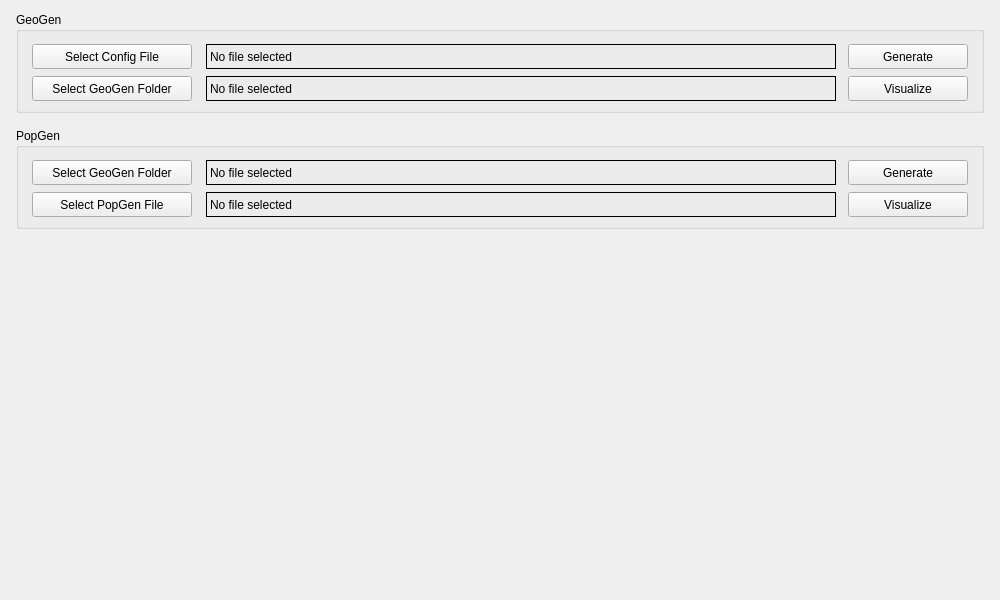
This is PeryiteUI/mainwindow.ui in svissers/peryite as Qt 5 draws it before an edit. The edited form follows.
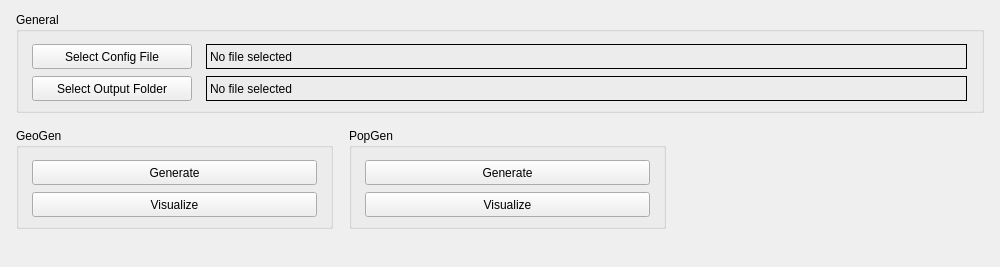
This is the edited form.

Commit message: Refactoring and cleanup for new input/output format

What changed in the file:
```diff
--- a/PeryiteUI/mainwindow.ui
+++ b/PeryiteUI/mainwindow.ui
@@ -7,7 +7,7 @@
     <x>0</x>
     <y>0</y>
     <width>1000</width>
-    <height>600</height>
+    <height>267</height>
    </rect>
   </property>
   <property name="windowTitle">
@@ -24,8 +24,8 @@
     <property name="geometry">
      <rect>
       <x>16</x>
-      <y>12</y>
-      <width>968</width>
+      <y>128</y>
+      <width>317</width>
       <height>101</height>
      </rect>
     </property>
@@ -38,76 +38,12 @@
     <property name="checkable">
      <bool>false</bool>
     </property>
-    <widget class="QLabel" name="Geo_geoGenFileLabel">
-     <property name="geometry">
-      <rect>
-       <x>190</x>
-       <y>64</y>
-       <width>630</width>
-       <height>25</height>
-      </rect>
-     </property>
-     <property name="frameShape">
-      <enum>QFrame::Box</enum>
-     </property>
-     <property name="frameShadow">
-      <enum>QFrame::Plain</enum>
-     </property>
-     <property name="text">
-      <string>No file selected</string>
-     </property>
-    </widget>
-    <widget class="QPushButton" name="Geo_geoGenFileSelect">
-     <property name="geometry">
-      <rect>
-       <x>16</x>
-       <y>64</y>
-       <width>160</width>
-       <height>25</height>
-      </rect>
-     </property>
-     <property name="text">
-      <string>Select GeoGen Folder</string>
-     </property>
-    </widget>
-    <widget class="QPushButton" name="Geo_configFileSelect">
-     <property name="geometry">
-      <rect>
-       <x>16</x>
-       <y>32</y>
-       <width>160</width>
-       <height>25</height>
-      </rect>
-     </property>
-     <property name="text">
-      <string>Select Config File</string>
-     </property>
-    </widget>
-    <widget class="QLabel" name="Geo_configFileLabel">
-     <property name="geometry">
-      <rect>
-       <x>190</x>
-       <y>32</y>
-       <width>630</width>
-       <height>25</height>
-      </rect>
-     </property>
-     <property name="frameShape">
-      <enum>QFrame::Box</enum>
-     </property>
-     <property name="frameShadow">
-      <enum>QFrame::Plain</enum>
-     </property>
-     <property name="text">
-      <string>No file selected</string>
-     </property>
-    </widget>
     <widget class="QPushButton" name="Geo_generateGeoGen">
      <property name="geometry">
       <rect>
-       <x>832</x>
+       <x>16</x>
        <y>32</y>
-       <width>120</width>
+       <width>285</width>
        <height>25</height>
       </rect>
      </property>
@@ -118,9 +54,9 @@
     <widget class="QPushButton" name="Geo_visualizeGeoGen">
      <property name="geometry">
       <rect>
-       <x>832</x>
+       <x>16</x>
        <y>64</y>
-       <width>120</width>
+       <width>285</width>
        <height>25</height>
       </rect>
      </property>
@@ -129,12 +65,95 @@
      </property>
     </widget>
    </widget>
+   <widget class="QGroupBox" name="GeneralGroup">
+    <property name="geometry">
+     <rect>
+      <x>16</x>
+      <y>12</y>
+      <width>968</width>
+      <height>101</height>
+     </rect>
+    </property>
+    <property name="title">
+     <string>General</string>
+    </property>
+    <property name="flat">
+     <bool>false</bool>
+    </property>
+    <property name="checkable">
+     <bool>false</bool>
+    </property>
+    <widget class="QLabel" name="General_outputFolderLabel">
+     <property name="geometry">
+      <rect>
+       <x>190</x>
+       <y>64</y>
+       <width>761</width>
+       <height>25</height>
+      </rect>
+     </property>
+     <property name="frameShape">
+      <enum>QFrame::Box</enum>
+     </property>
+     <property name="frameShadow">
+      <enum>QFrame::Plain</enum>
+     </property>
+     <property name="text">
+      <string>No file selected</string>
+     </property>
+    </widget>
+    <widget class="QPushButton" name="General_outputFolderSelect">
+     <property name="geometry">
+      <rect>
+       <x>16</x>
+       <y>64</y>
+       <width>160</width>
+       <height>25</height>
+      </rect>
+     </property>
+     <property name="text">
+      <string>Select Output Folder</string>
+     </property>
+    </widget>
+    <widget class="QPushButton" name="General_configFileSelect">
+     <property name="geometry">
+      <rect>
+       <x>16</x>
+       <y>32</y>
+       <width>160</width>
+       <height>25</height>
+      </rect>
+     </property>
+     <property name="text">
+      <string>Select Config File</string>
+     </property>
+    </widget>
+    <widget class="QLabel" name="General_configFileLabel">
+     <property name="geometry">
+      <rect>
+       <x>190</x>
+       <y>32</y>
+       <width>761</width>
+       <height>25</height>
+      </rect>
+     </property>
+     <property name="frameShape">
+      <enum>QFrame::Box</enum>
+     </property>
+     <property name="frameShadow">
+      <enum>QFrame::Plain</enum>
+     </property>
+     <property name="text">
+      <string>No file selected</string>
+     </property>
+    </widget>
+   </widget>
    <widget class="QGroupBox" name="PopGenGroup">
     <property name="geometry">
      <rect>
-      <x>16</x>
+      <x>349</x>
       <y>128</y>
-      <width>968</width>
+      <width>317</width>
       <height>101</height>
      </rect>
     </property>
@@ -147,76 +166,12 @@
     <property name="checkable">
      <bool>false</bool>
     </property>
-    <widget class="QLabel" name="Pop_popGenFileLabel">
-     <property name="geometry">
-      <rect>
-       <x>190</x>
-       <y>64</y>
-       <width>630</width>
-       <height>25</height>
-      </rect>
-     </property>
-     <property name="frameShape">
-      <enum>QFrame::Box</enum>
-     </property>
-     <property name="frameShadow">
-      <enum>QFrame::Plain</enum>
-     </property>
-     <property name="text">
-      <string>No file selected</string>
-     </property>
-    </widget>
-    <widget class="QPushButton" name="Pop_popGenFileSelect">
-     <property name="geometry">
-      <rect>
-       <x>16</x>
-       <y>64</y>
-       <width>160</width>
-       <height>25</height>
-      </rect>
-     </property>
-     <property name="text">
-      <string>Select PopGen File</string>
-     </property>
-    </widget>
-    <widget class="QPushButton" name="Pop_configFileSelect">
-     <property name="geometry">
-      <rect>
-       <x>16</x>
-       <y>32</y>
-       <width>160</width>
-       <height>25</height>
-      </rect>
-     </property>
-     <property name="text">
-      <string>Select GeoGen Folder</string>
-     </property>
-    </widget>
-    <widget class="QLabel" name="Pop_configFileLabel">
-     <property name="geometry">
-      <rect>
-       <x>190</x>
-       <y>32</y>
-       <width>630</width>
-       <height>25</height>
-      </rect>
-     </property>
-     <property name="frameShape">
-      <enum>QFrame::Box</enum>
-     </property>
-     <property name="frameShadow">
-      <enum>QFrame::Plain</enum>
-     </property>
-     <property name="text">
-      <string>No file selected</string>
-     </property>
-    </widget>
     <widget class="QPushButton" name="Pop_generatePopGen">
      <property name="geometry">
       <rect>
-       <x>832</x>
+       <x>16</x>
        <y>32</y>
-       <width>120</width>
+       <width>285</width>
        <height>25</height>
       </rect>
      </property>
@@ -227,9 +182,9 @@
     <widget class="QPushButton" name="Pop_visualizePopGen">
      <property name="geometry">
       <rect>
-       <x>832</x>
+       <x>16</x>
        <y>64</y>
-       <width>120</width>
+       <width>285</width>
        <height>25</height>
       </rect>
      </property>
```
The commit also changes 7 other files.
